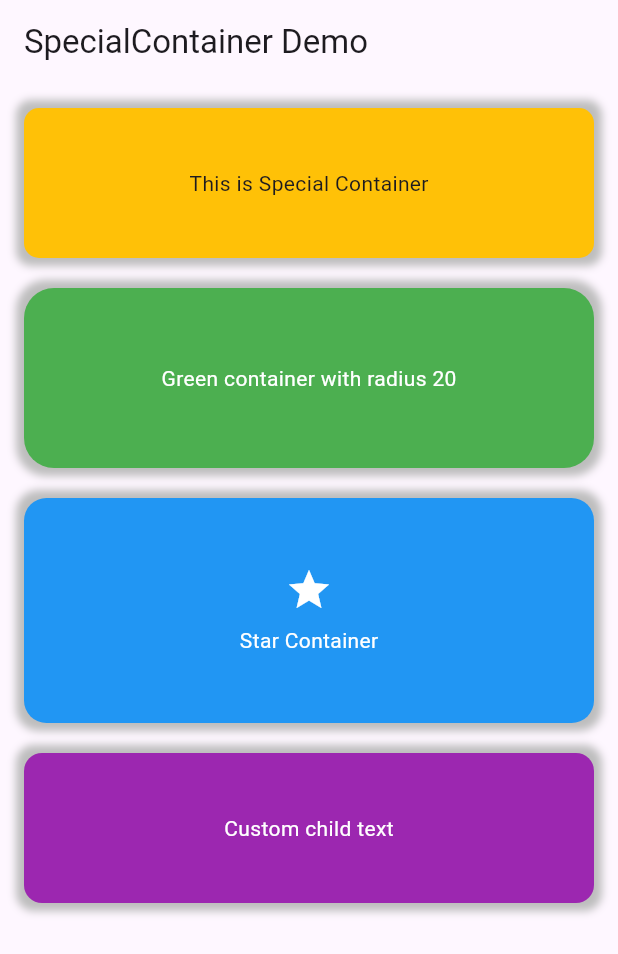
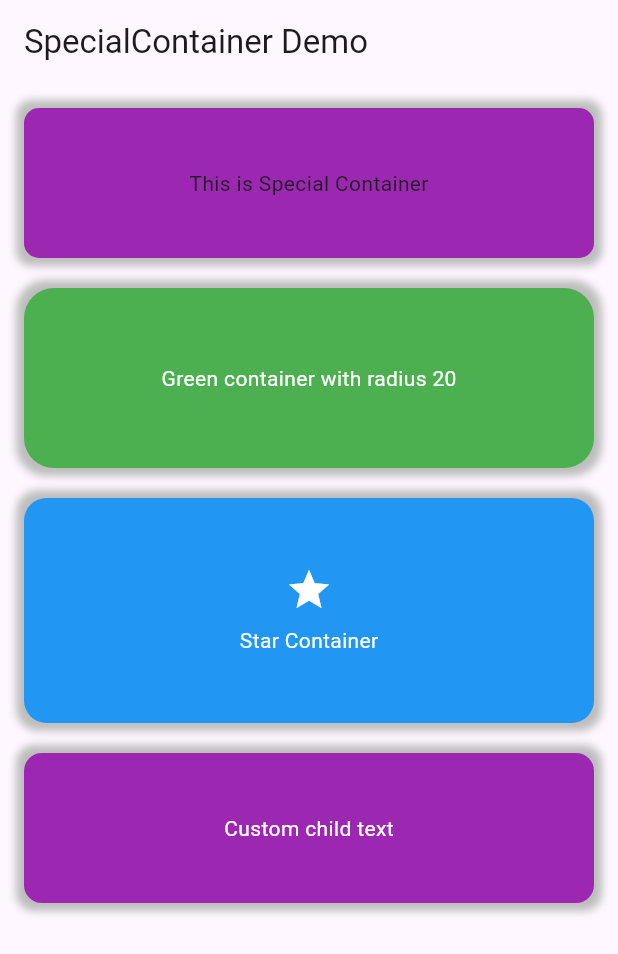
Before and after one commit to xzspace911/special-container-package, a Flutter app: the screen it shows after launch, on a phone screen of 412 x 824 dp. Shown: the top 954 px of the screen. Run offline on Flutter 3.47's test engine with Material 3 defaults, Android fonts, the phone set to English and light mode, and no system bars.

Commit message:
updating the color

```diff
--- a/lib/src/special_container.dart
+++ b/lib/src/special_container.dart
@@ -44,7 +44,7 @@ class SpecialContainer extends StatelessWidget {
       height: height ?? 100,
       width: width ?? double.infinity,
       decoration: BoxDecoration(
-        color: color ?? Colors.amber,
+        color: color ?? Colors.purple,
         borderRadius: BorderRadius.circular(radius ?? 10),
         boxShadow: [
           BoxShadow(
```
